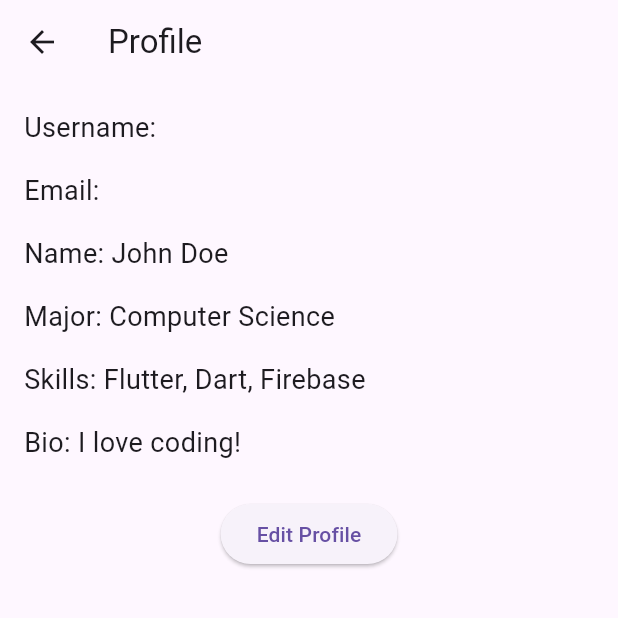
After one commit to MbarekTech/StudentCollabHub-Flatter-App, a Flutter app: the ProfileScreen screen opened by its route, on a phone screen of 412 x 824 dp, the top half of it. The commit adds this screen. Run offline on Flutter 3.47's test engine with Material 3 defaults, Android fonts, the phone set to English and light mode, and no system bars; our stand-ins replace firebase_auth, firebase_core; accounts and stored records are empty; network calls fail.

Commit message:
Add profile screen and functionality

```diff
--- a/lib/main.dart
+++ b/lib/main.dart
@@ -1,5 +1,7 @@
 import 'package:flutter/material.dart';
+import 'package:project_mate/screens/profile_screen.dart';
 import 'package:provider/provider.dart';
+import 'models/create_profile_screen.dart';
 import 'state/app_state.dart';
 import 'screens/login_screen.dart';
 import 'screens/home_screen.dart';
@@ -27,6 +29,8 @@ class MyApp extends StatelessWidget {
       routes: {
         '/login': (context) => const LoginScreen(),
         '/home': (context) => const HomeScreen(),
+        '/create-profile': (context) => const CreateProfileScreen(),
+        '/profile': (context) => const ProfileScreen(),
       },
     );
   }
--- a/lib/models/user_model.dart
+++ b/lib/models/user_model.dart
@@ -2,10 +2,41 @@ class UserModel {
   final String uid;
   final String username;
   final String email;
+  final String? name;
+  final String? major;
+  final List<String>? skills;
+  final String? bio;
 
   UserModel({
     required this.uid,
     required this.username,
     required this.email,
+    this.name,
+    this.major,
+    this.skills,
+    this.bio,
   });
+
+  factory UserModel.fromMap(Map<String, dynamic> map, String uid) {
+    return UserModel(
+      uid: uid,
+      username: map['username'] ?? '',
+      email: map['email'] ?? '',
+      name: map['name'],
+      major: map['major'],
+      skills: List<String>.from(map['skills'] ?? []),
+      bio: map['bio'],
+    );
+  }
+
+  Map<String, dynamic> toMap() {
+    return {
+      'username': username,
+      'email': email,
+      'name': name,
+      'major': major,
+      'skills': skills,
+      'bio': bio,
+    };
+  }
 }
--- a/lib/screens/home_screen.dart
+++ b/lib/screens/home_screen.dart
@@ -38,6 +38,14 @@ class HomeScreen extends StatelessWidget {
               'This is the home screen.',
               style: TextStyle(fontSize: 18),
             ),
+            const SizedBox(height: 24),
+            ElevatedButton(
+              onPressed: () {
+                // Navigate to the profile screen
+                Navigator.pushNamed(context, '/profile');
+              },
+              child: const Text('View Profile'),
+            ),
           ],
         ),
       ),
--- /dev/null
+++ b/lib/screens/profile_screen.dart
@@ -0,0 +1,52 @@
+import 'package:flutter/material.dart';
+import 'package:provider/provider.dart';
+import '../state/app_state.dart';
+
+class ProfileScreen extends StatelessWidget {
+  const ProfileScreen({super.key});
+
+  @override
+  Widget build(BuildContext context) {
+    final appState = Provider.of<AppState>(context);
+    final user = appState.currentUser;
+
+    return Scaffold(
+      appBar: AppBar(
+        title: const Text('Profile'),
+      ),
+      body: Padding(
+        padding: const EdgeInsets.all(16.0),
+        child: Column(
+          crossAxisAlignment: CrossAxisAlignment.start,
+          children: [
+            if (user != null) ...[
+              Text('Username: ${user.username}', style: const TextStyle(fontSize: 18)),
+              const SizedBox(height: 16),
+              Text('Email: ${user.email}', style: const TextStyle(fontSize: 18)),
+              const SizedBox(height: 16),
+              Text('Name: ${user.name ?? "Not provided"}', style: const TextStyle(fontSize: 18)),
+              const SizedBox(height: 16),
+              Text('Major: ${user.major ?? "Not provided"}', style: const TextStyle(fontSize: 18)),
+              const SizedBox(height: 16),
+              Text('Skills: ${user.skills?.join(", ") ?? "Not provided"}', style: const TextStyle(fontSize: 18)),
+              const SizedBox(height: 16),
+              Text('Bio: ${user.bio ?? "Not provided"}', style: const TextStyle(fontSize: 18)),
+              const SizedBox(height: 24),
+              Center(
+                child: ElevatedButton(
+                  onPressed: () {
+                    // Navigate to the edit profile screen (to be implemented later)
+                    print("Navigate to edit profile screen");
+                  },
+                  child: const Text('Edit Profile'),
+                ),
+              ),
+            ] else ...[
+              const Center(child: Text('No user data available')),
+            ],
+          ],
+        ),
+      ),
+    );
+  }
+}
--- a/lib/state/app_state.dart
+++ b/lib/state/app_state.dart
@@ -1,3 +1,4 @@
+import 'package:firebase_auth/firebase_auth.dart';
 import 'package:flutter/material.dart';
 import '../models/user_model.dart';
 import '../services/auth_service.dart';
@@ -23,10 +24,15 @@ class AppState extends ChangeNotifier {
   void _setupAuthStateListener() {
     _authService.authChanges.listen((user) {
       if (user != null) {
+        // Simulate loading user profile data
         _currentUser = UserModel(
           uid: user.uid,
           username: user.email ?? "Unknown",
           email: user.email ?? "",
+          name: "John Doe", // Default value
+          major: "Computer Science", // Default value
+          skills: ["Flutter", "Dart", "Firebase"], // Default value
+          bio: "I love coding!", // Default value
         );
       } else {
         _currentUser = null;
@@ -35,7 +41,7 @@ class AppState extends ChangeNotifier {
     });
   }
 
-  Future<void> login(String email, String password) async {
+  Future<User?> login(String email, String password) async {
     setLoading(true);
     final user = await _authService.loginWithEmailAndPassword(
       email: email,
@@ -45,7 +51,7 @@ class AppState extends ChangeNotifier {
     return user;
   }
 
-  Future<void> signInAsGuest() async {
+  Future<User?> signInAsGuest() async {
     setLoading(true);
     final user = await _authService.signInAnonymously();
     setLoading(false);
@@ -55,4 +61,38 @@ class AppState extends ChangeNotifier {
   Future<void> signOut() async {
     await _authService.signOut();
   }
+
+  Future<User?> createUser({
+    required String email,
+    required String password,
+    required String username,
+    required String name,
+    required String major,
+    required List<String> skills,
+    required String bio,
+  }) async {
+    try {
+      final userCredential = await _authService.createUserWithEmailAndPassword(
+        email: email,
+        password: password,
+      );
+      if (userCredential != null) {
+        _currentUser = UserModel(
+          uid: userCredential.uid,
+          username: username,
+          email: email,
+          name: name,
+          major: major,
+          skills: skills,
+          bio: bio,
+        );
+        notifyListeners();
+        return userCredential;
+      }
+      return null;
+    } catch (e) {
+      print("Error creating user: $e");
+      return null;
+    }
+  }
 }
```
Also changed, not shown: lib/models/create_profile_screen.dart (added).
